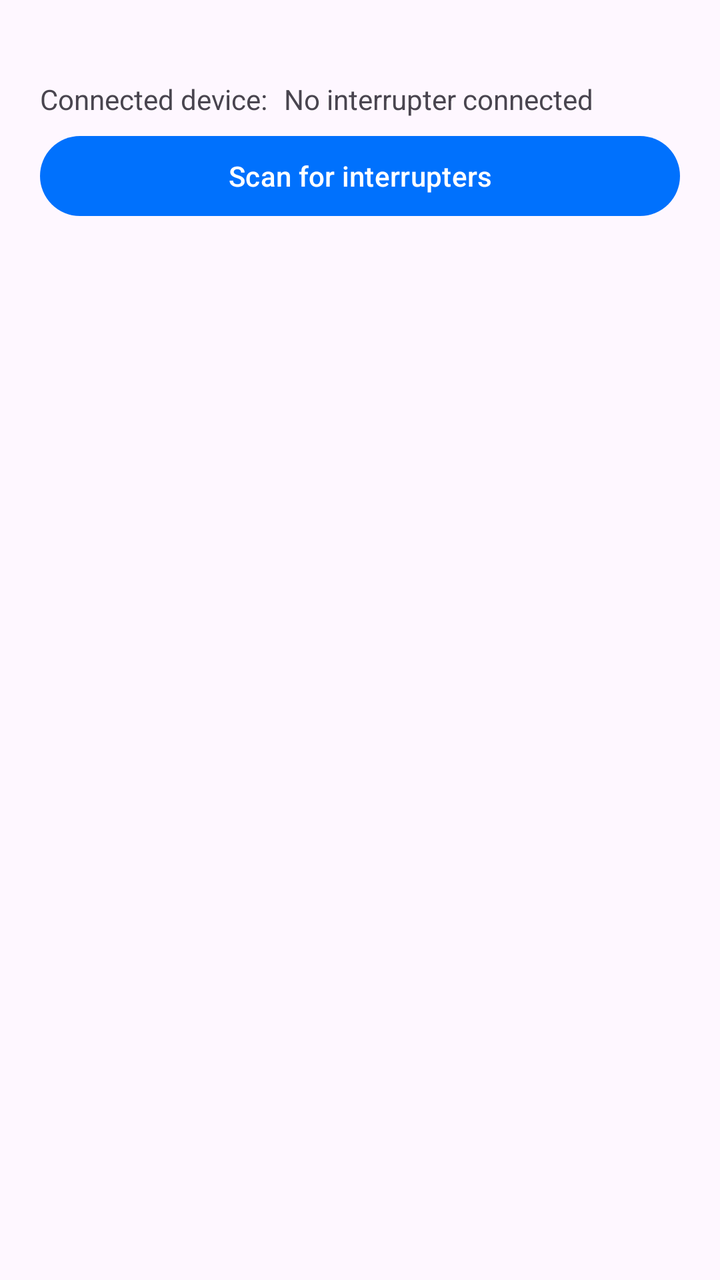
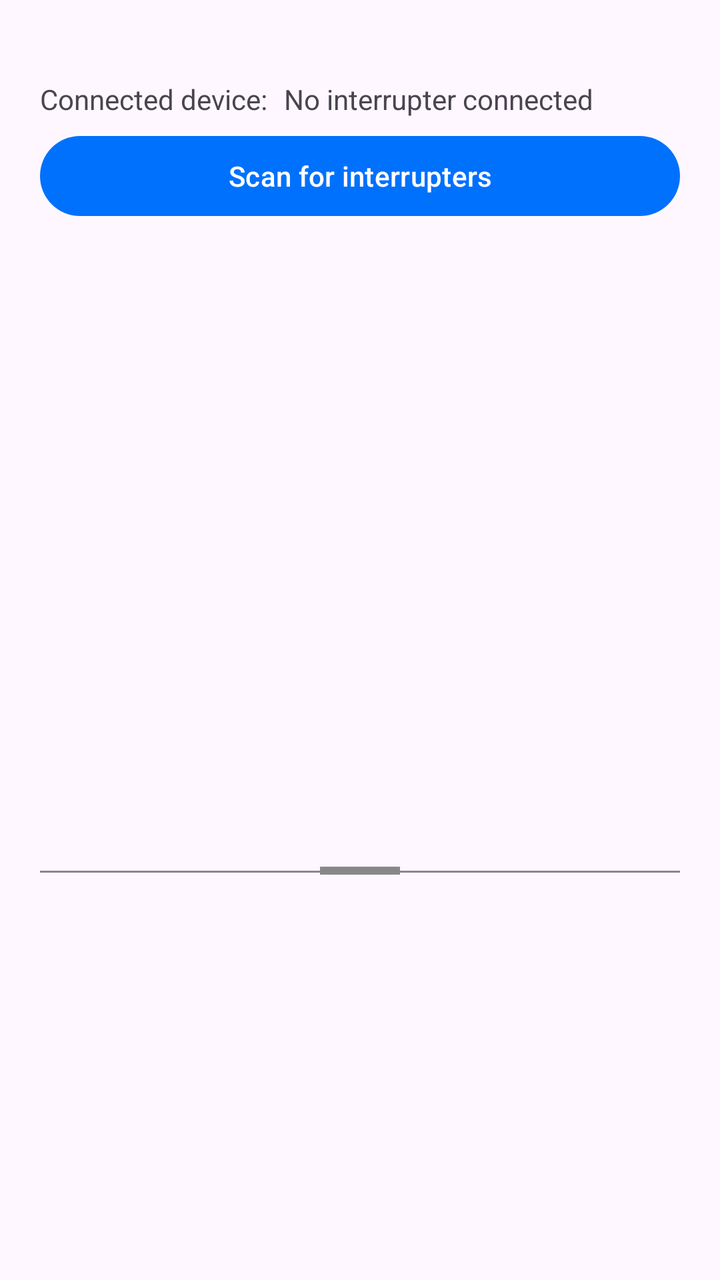

Two renders of the same Android screen: before a commit and after it. Below are the layout's source before the change and the commit's diff.
<!-- AndroidManifest.xml: application theme Theme.RSSTCInterrupterApp -->
<!-- res/layout/activity_main.xml -->
<?xml version="1.0" encoding="utf-8"?>
<androidx.constraintlayout.widget.ConstraintLayout
        xmlns:android="http://schemas.android.com/apk/res/android"
        xmlns:tools="http://schemas.android.com/tools"
        xmlns:app="http://schemas.android.com/apk/res-auto"
        android:id="@+id/main"
        android:layout_width="match_parent"
        android:layout_height="match_parent"
        tools:context=".MainActivity">

    <TextView
            android:id="@+id/conDeviceHeader"
            android:layout_width="wrap_content"
            android:layout_height="wrap_content"
            android:text="Connected device: "
            android:layout_marginTop="40dp"
            android:layout_marginStart="20dp"
            app:layout_constraintStart_toStartOf="parent"
            app:layout_constraintTop_toTopOf="parent"/>

    <TextView
            android:id="@+id/conDevice"
            android:layout_width="wrap_content"
            android:layout_height="wrap_content"
            android:text="No interrupter connected"
            app:layout_constraintTop_toTopOf="@id/conDeviceHeader"
            app:layout_constraintStart_toEndOf="@id/conDeviceHeader"
            android:layout_marginStart="5dp" />

    <Button
            android:id="@+id/btnStartScan"
            android:layout_width="0dp"
            android:layout_height="wrap_content"
            app:layout_constraintTop_toBottomOf="@id/conDeviceHeader"
            app:layout_constraintStart_toStartOf="@id/conDeviceHeader"
            app:layout_constraintEnd_toEndOf="parent"
            android:layout_marginEnd="20dp"
            android:layout_marginTop="5dp"
            android:text="Scan for interrupters" />

    <ListView
            android:id="@+id/valuesContainer"
            android:layout_width="0dp"
            android:layout_height="0dp"
            android:layout_marginTop="10dp"
            app:layout_constraintStart_toStartOf="@id/btnStartScan"
            app:layout_constraintEnd_toEndOf="@id/btnStartScan"
            app:layout_constraintTop_toBottomOf="@id/btnStartScan"
            app:layout_constraintBottom_toBottomOf="parent" />


</androidx.constraintlayout.widget.ConstraintLayout>
<!-- resources referenced by this layout -->
<resources>
  <style name="Theme.RSSTCInterrupterApp" parent="Base.Theme.RSSTCInterrupterApp" />
  <style name="Base.Theme.RSSTCInterrupterApp" parent="Theme.Material3.DayNight.NoActionBar">
          <item name="colorPrimary">#0071fd</item>
          <item name="colorSecondary">#0071fd</item>
      </style>
</resources>

<!-- the commit's change to res/layout/activity_main.xml (unified diff, before → after) -->
@@ -7,6 +7,13 @@
         android:layout_width="match_parent"
         android:layout_height="match_parent"
         tools:context=".MainActivity">
+
+    <androidx.constraintlayout.widget.Guideline
+            android:id="@+id/telemetryStart"
+            android:layout_width="wrap_content"
+            android:layout_height="wrap_content"
+            android:orientation="horizontal"
+            app:layout_constraintGuide_percent="0.68" />
 
     <TextView
             android:id="@+id/conDeviceHeader"
@@ -43,10 +50,48 @@
             android:layout_width="0dp"
             android:layout_height="0dp"
             android:layout_marginTop="10dp"
+            android:paddingBottom="15dp"
             app:layout_constraintStart_toStartOf="@id/btnStartScan"
             app:layout_constraintEnd_toEndOf="@id/btnStartScan"
             app:layout_constraintTop_toBottomOf="@id/btnStartScan"
+            app:layout_constraintBottom_toTopOf="@id/telemetryStart" />
+
+    <ListView
+            android:id="@+id/telemetryContainer"
+            android:layout_width="0dp"
+            android:layout_height="0dp"
+            app:layout_constraintStart_toStartOf="@id/btnStartScan"
+            app:layout_constraintEnd_toEndOf="@id/btnStartScan"
+            app:layout_constraintTop_toBottomOf="@id/telemetryStart"
             app:layout_constraintBottom_toBottomOf="parent" />
 
+    <View
+            android:id="@+id/telemetryBoundary"
+            android:layout_width="0dp"
+            android:layout_height="1dp"
+            android:background="#888888"
+            app:layout_constraintStart_toStartOf="@id/btnStartScan"
+            app:layout_constraintEnd_toEndOf="@id/btnStartScan"
+            app:layout_constraintTop_toTopOf="@id/telemetryStart" />
+
+    <FrameLayout
+            android:id="@+id/telemetryDivider"
+            android:layout_width="0dp"
+            android:layout_height="48dp"
+            android:translationY="-24dp"
+            android:background="@android:color/transparent"
+            android:contentDescription="Drag to resize"
+            android:clickable="true"
+            android:focusable="true"
+            app:layout_constraintStart_toStartOf="parent"
+            app:layout_constraintEnd_toEndOf="parent"
+            app:layout_constraintTop_toTopOf="@id/telemetryStart">
+
+        <View
+                android:layout_width="40dp"
+                android:layout_height="4dp"
+                android:layout_gravity="center"
+                android:background="#888888" />
+    </FrameLayout>
 
 </androidx.constraintlayout.widget.ConstraintLayout>
